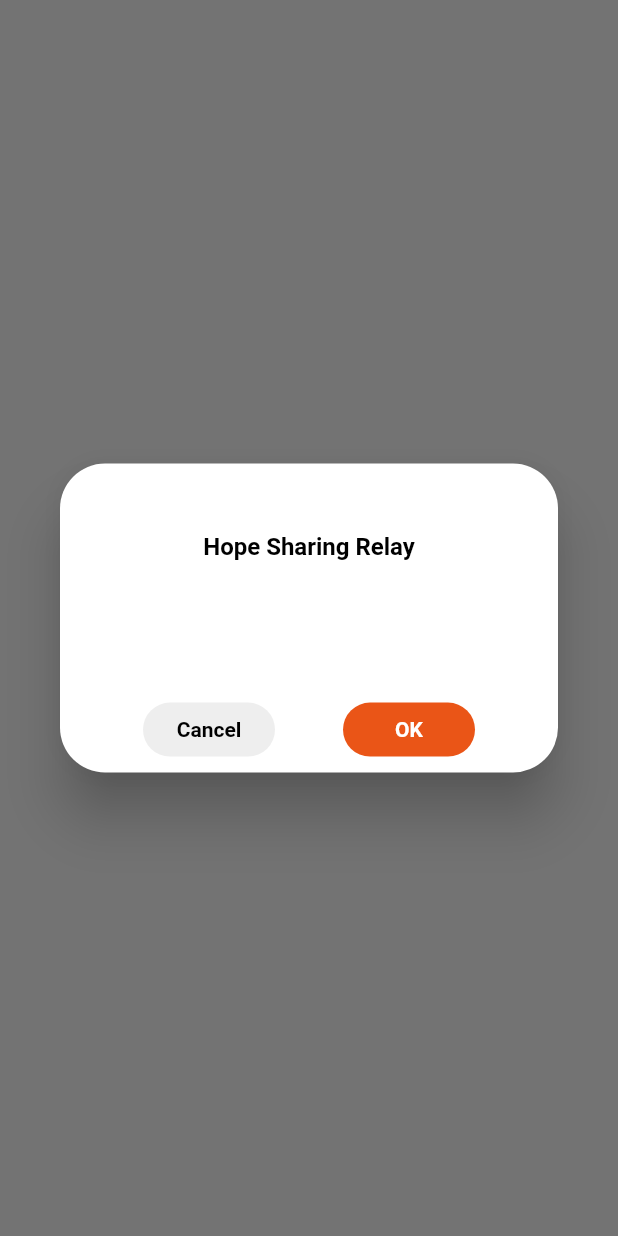
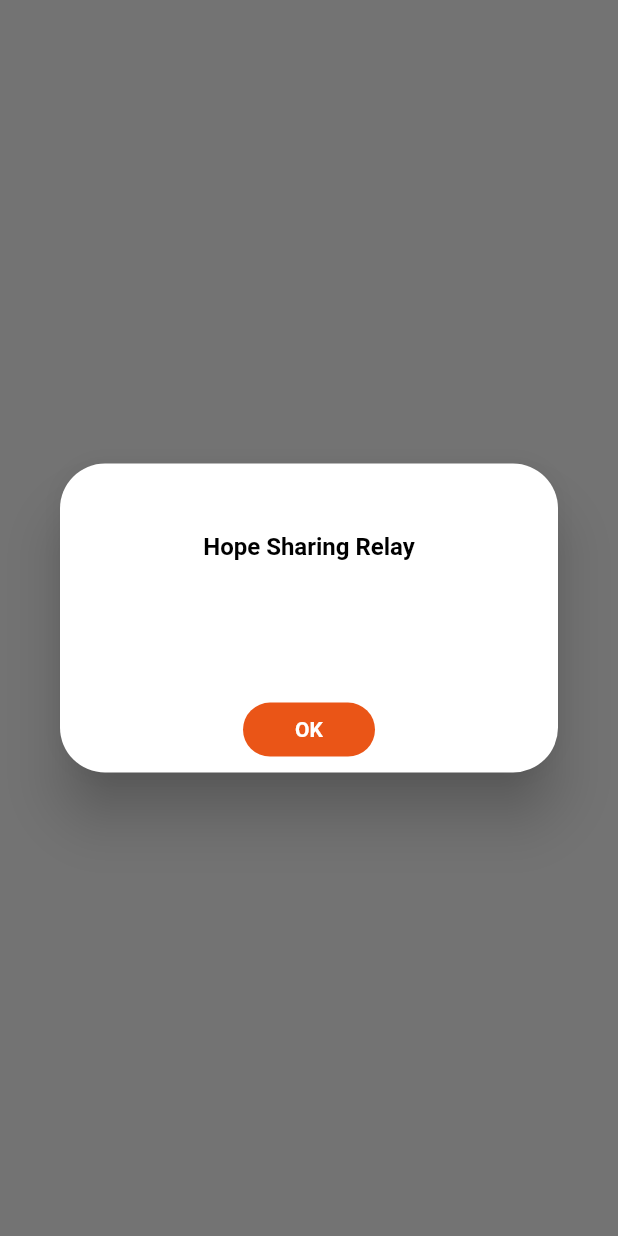
Before and after one commit to seunghwanly/minimarathon, a Flutter app: what showMyDialog() shows on an empty page, opened directly with empty values, on a phone screen of 412 x 824 dp. Run offline on Flutter 3.47's test engine with Material 2 defaults, Android fonts, the phone set to English and light mode, and no system bars; our stand-ins replace firebase_auth, firebase_core, firebase_database, flutter_linkify, pin_code_fields, shared_preferences and 1 more; missing offline and left inert: background_location, http_auth, international_phone_input, libphonenumber, loading_animations; accounts and stored records are empty.

Commit message:
seperate dialog

```diff
--- a/minimarathon/lib/component/header/header.dart
+++ b/minimarathon/lib/component/header/header.dart
@@ -44,7 +44,8 @@ class CustomHeader extends StatelessWidget {
                   color: white, fontWeight: FontWeight.bold, fontSize: 20.0)),
           actions: [
             IconButton(icon: Icon(Icons.logout, color: white), onPressed: () {
-              customAlert(context: context, function: () {_signOut(context);});
+              customAlert(context: context, function: () {_signOut(context);},
+              str: "Would you like to log out?");
             })
           ],
         ),
--- a/minimarathon/lib/util/custom_dialog.dart
+++ b/minimarathon/lib/util/custom_dialog.dart
@@ -41,18 +41,6 @@ showMyDialog(BuildContext context, String str) {
                   child: Row(
                     mainAxisAlignment: MainAxisAlignment.spaceEvenly,
                     children: [
-                      FlatButton(
-                        onPressed: () => Navigator.of(context).pop(),
-                        shape: RoundedRectangleBorder(
-                            borderRadius: BorderRadius.circular(30.0)),
-                        color: superlight,
-                        child: Text("Cancel",
-                            style: TextStyle(
-                                color: Colors.black,
-                                fontWeight: FontWeight.w600,
-                                fontSize: 14),
-                            textAlign: TextAlign.center),
-                      ),
                       FlatButton(
                         onPressed: () {
                           Navigator.pop(context);
```
